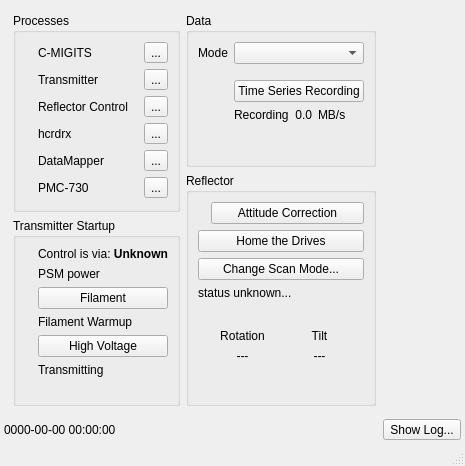
This is src/hcrgui/HcrGuiMainWindow.ui in NCAR/HCR_instrument as Qt 5 draws it before an edit. The edited form follows.
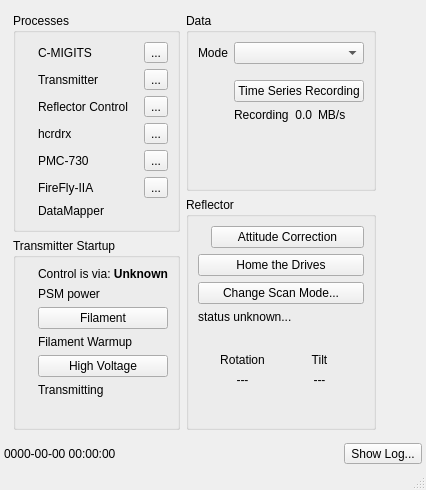
This is the edited form. Icons and pictures are not drawn.

Commit message: Initial work at adding status of fireflyd to the GUI. New classes are FireflydDetails (nearly all stubs at this point) and FireflydStatusThread.

Patch:
```diff
--- a/src/hcrgui/HcrGuiMainWindow.ui
+++ b/src/hcrgui/HcrGuiMainWindow.ui
@@ -6,8 +6,8 @@
    <rect>
     <x>0</x>
     <y>0</y>
-    <width>465</width>
-    <height>466</height>
+    <width>426</width>
+    <height>490</height>
    </rect>
   </property>
   <property name="sizePolicy">
@@ -220,30 +220,6 @@
                </property>
               </widget>
              </item>
-             <item row="4" column="0">
-              <widget class="QLabel" name="dmStatusIcon">
-               <property name="text">
-                <string/>
-               </property>
-               <property name="pixmap">
-                <pixmap resource="HcrGuiMainWindow.qrc">:/greenLED_off.png</pixmap>
-               </property>
-              </widget>
-             </item>
-             <item row="4" column="1">
-              <widget class="QLabel" name="dmStatusLabel">
-               <property name="text">
-                <string>DataMapper</string>
-               </property>
-              </widget>
-             </item>
-             <item row="4" column="2">
-              <widget class="QToolButton" name="dmDetailsButton">
-               <property name="text">
-                <string>...</string>
-               </property>
-              </widget>
-             </item>
              <item row="5" column="0">
               <widget class="QLabel" name="pmc730StatusIcon">
                <property name="text">
@@ -261,7 +237,7 @@
                </property>
               </widget>
              </item>
-             <item row="6" column="1">
+             <item row="8" column="1">
               <spacer name="verticalSpacer">
                <property name="orientation">
                 <enum>Qt::Vertical</enum>
@@ -274,6 +250,56 @@
                </property>
               </spacer>
              </item>
+             <item row="6" column="0">
+              <widget class="QLabel" name="fireflydStatusIcon">
+               <property name="text">
+                <string/>
+               </property>
+               <property name="pixmap">
+                <pixmap resource="HcrGuiMainWindow.qrc">:/greenLED_off.png</pixmap>
+               </property>
+              </widget>
+             </item>
+             <item row="6" column="1">
+              <widget class="QLabel" name="fireflydStatusLabel">
+               <property name="text">
+                <string>FireFly-IIA</string>
+               </property>
+              </widget>
+             </item>
+             <item row="6" column="2">
+              <widget class="QToolButton" name="fireflydDetailsButton">
+               <property name="sizePolicy">
+                <sizepolicy hsizetype="Fixed" vsizetype="Fixed">
+                 <horstretch>0</horstretch>
+                 <verstretch>0</verstretch>
+                </sizepolicy>
+               </property>
+               <property name="focusPolicy">
+                <enum>Qt::NoFocus</enum>
+               </property>
+               <property name="text">
+                <string>...</string>
+               </property>
+              </widget>
+             </item>
+             <item row="7" column="1">
+              <widget class="QLabel" name="dmStatusLabel">
+               <property name="text">
+                <string>DataMapper</string>
+               </property>
+              </widget>
+             </item>
+             <item row="7" column="0">
+              <widget class="QLabel" name="dmStatusIcon">
+               <property name="text">
+                <string/>
+               </property>
+               <property name="pixmap">
+                <pixmap resource="HcrGuiMainWindow.qrc">:/greenLED_off.png</pixmap>
+               </property>
+              </widget>
+             </item>
             </layout>
            </widget>
           </item>
```
Left out of the diff: 3 changed lines with no effect on the pictures. The commit also changes 9 other files.
